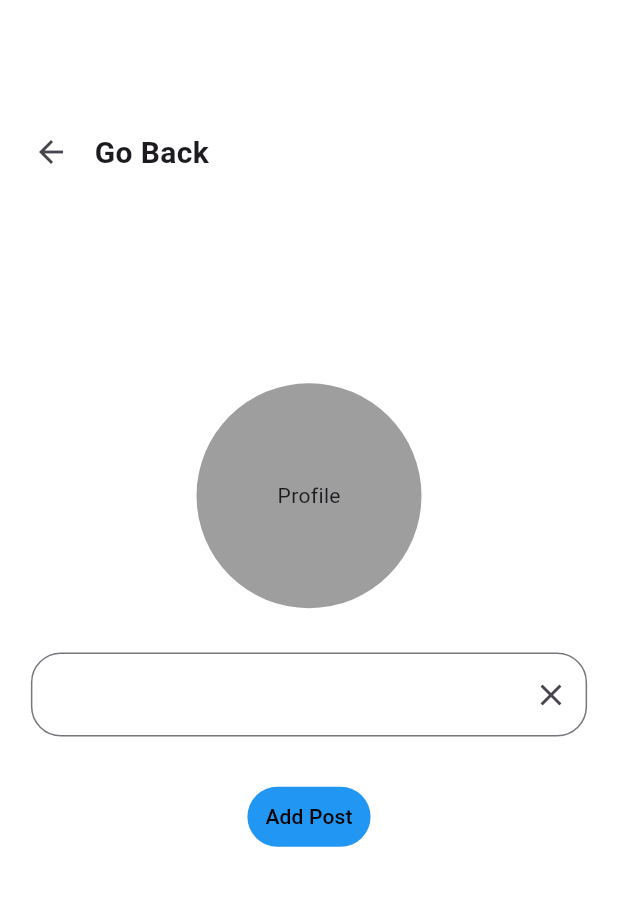
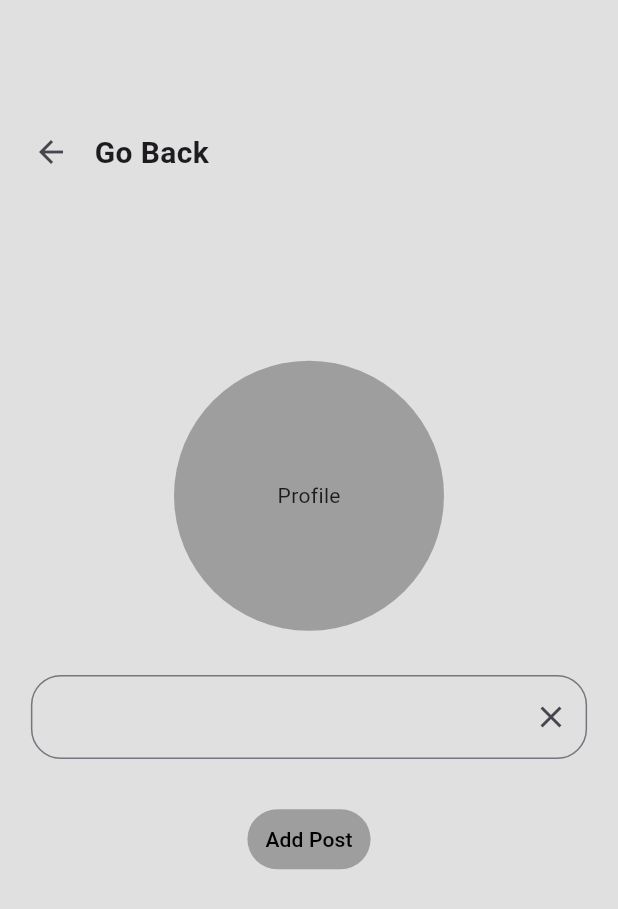
Before and after one commit to RhysRoo/UniFlutterProject, a Flutter app: the AddPost screen opened directly, on a phone screen of 412 x 824 dp. Shown: the top 909 px of the screen. Run offline on Flutter 3.47's test engine with Material 3 defaults, Android fonts, the phone set to English and light mode, and no system bars; our stand-ins replace firebase_core; accounts and stored records are empty.

Commit message:
firebase_installation

```diff
--- a/lib/add_post.dart
+++ b/lib/add_post.dart
@@ -35,7 +35,7 @@ class AddPost extends StatelessWidget {
     final textController = TextEditingController();
 
     return Scaffold(
-      backgroundColor: Colors.white,
+      backgroundColor: Colors.grey[300],
       body: Align(
         alignment: Alignment.center,
         child: SizedBox(
@@ -85,8 +85,8 @@ class AddPost extends StatelessWidget {
                       mainAxisSize: MainAxisSize.min,
                       children: [
                         Container(
-                          height: 150,
-                          width: 150,
+                          height: 180,
+                          width: 180,
                           decoration: const BoxDecoration(
                             shape: BoxShape.circle,
                             color: Colors.grey,
@@ -128,7 +128,7 @@ class AddPost extends StatelessWidget {
                         TextButton(
                           style: ButtonStyle(
                             backgroundColor:
-                                MaterialStateProperty.all(Colors.blue),
+                                MaterialStateProperty.all(Colors.grey[500]),
                           ),
                           onPressed: () {
                             Navigator.push(
--- a/lib/settings.dart
+++ b/lib/settings.dart
@@ -15,9 +15,10 @@ class Settings extends StatelessWidget {
   @override
   Widget build(BuildContext context) {
     return Scaffold(
-      backgroundColor: Colors.white,
+      backgroundColor: Colors.grey[200],
       appBar: AppBar(
         title: const Text('Settings'),
+        backgroundColor: Colors.grey[600],
       ),
       body: Align(
         alignment: Alignment.center,
@@ -45,8 +46,7 @@ class Settings extends StatelessWidget {
                   ),
                   Container(
                     height: 78,
-                    width: MediaQuery.of(context).size.width * 0.4,
-                    color: Colors.deepOrangeAccent,
+                    width: MediaQuery.of(context).size.width * 0.3,
                     child: Column(
                       children: [
                         Container(
--- a/lib/user_post.dart
+++ b/lib/user_post.dart
@@ -32,6 +32,7 @@ class UserPost extends StatelessWidget {
                 mainAxisSize: MainAxisSize.min,
                 children: [
                   Container(
+                    //User Picture
                     height: 150,
                     width: MediaQuery.of(context).size.width * 0.4,
                     decoration: const BoxDecoration(
@@ -47,6 +48,7 @@ class UserPost extends StatelessWidget {
                     child: Column(
                       children: [
                         Container(
+                          // Username
                           height: 26,
                           width: MediaQuery.of(context).size.width * 0.8,
                           // color: Colors.red,
@@ -54,6 +56,7 @@ class UserPost extends StatelessWidget {
                           child: const Text("@ Rhys199"),
                         ),
                         Container(
+                          // Followers
                           height: 26,
                           width: 240,
                           // color: Colors.blue,
@@ -61,6 +64,7 @@ class UserPost extends StatelessWidget {
                           child: const Text("Followers: 2"),
                         ),
                         Container(
+                          // Post likes
                           height: 26,
                           width: 240,
                           // color: Colors.pink,
@@ -106,6 +110,7 @@ class UserPost extends StatelessWidget {
                   .end, // Add this to push your container to the bottom
               children: [
                 Container(
+                  // Bottom navbar
                   height: 100,
                   decoration: BoxDecoration(
                       color: Colors.black12,
--- a/pubspec.yaml
+++ b/pubspec.yaml
@@ -37,6 +37,8 @@ dependencies:
   # Use with the CupertinoIcons class for iOS style icons.
   cupertino_icons: ^1.0.2
   flutter_animate: ^4.3.0
+  firebase_auth: ^4.15.3
+  firebase_core: ^2.24.2
 
 dev_dependencies:
   flutter_test:
```
Also changed, not shown: lib/main.dart (+3 -15 lines), lib/firebase_options.dart (added), pubspec.lock, 9 other files.
